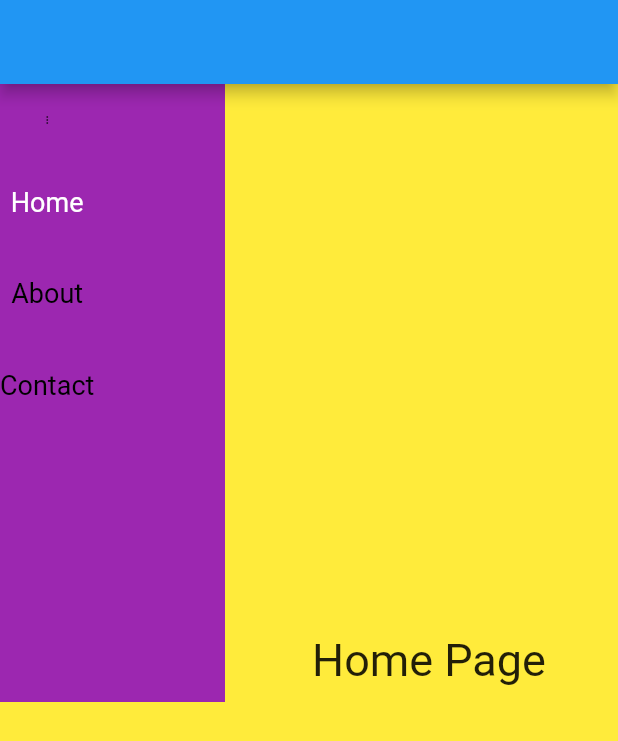
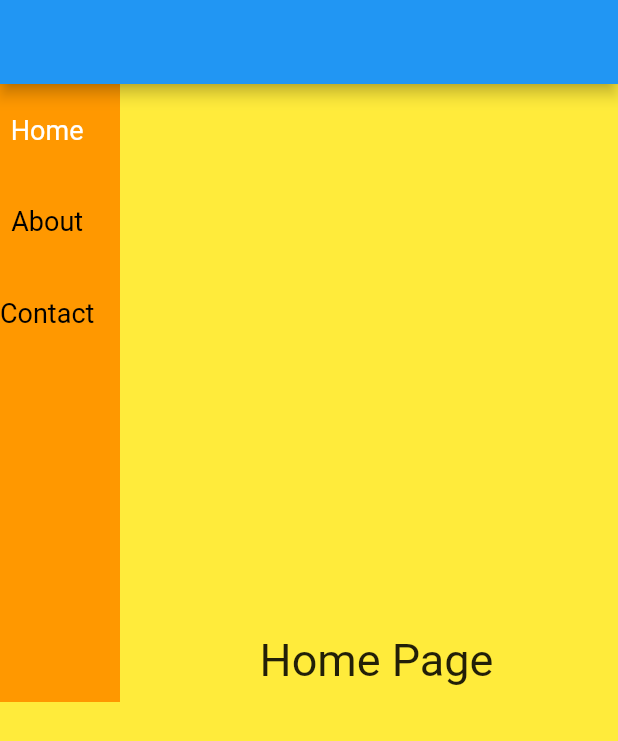
Before and after one commit to flutterweb2/webpwa, a Flutter app: the screen it shows after launch, on a phone screen of 412 x 824 dp. Shown: the top 741 px of the screen. Run offline on Flutter 3.47's test engine with Material 2 defaults, Android fonts, the phone set to English and light mode, and no system bars; missing offline and left inert: flutter_bootstrap, universal_html.

Commit message:
antes de crear icono menu

```diff
--- a/lib/widgets/interactive_nav_item_phone.dart
+++ /dev/null
@@ -1,55 +0,0 @@
-import 'package:flutter/gestures.dart';
-import 'package:flutter/material.dart';
-import 'package:universal_html/html.dart' as html;
-
-class InteractiveNavItemPhone extends MouseRegion {
-  static final appContainer =
-      html.window.document.querySelectorAll('flt-glass-pane')[0];
-
-  InteractiveNavItemPhone(
-      {Widget child, String text, String routeName, bool selected})
-      : super(
-          onHover: (PointerHoverEvent evt) {
-            appContainer.style.cursor = 'pointer';
-          },
-          onExit: (PointerExitEvent evt) {
-            appContainer.style.cursor = 'default';
-          },
-          child: IconButton(
-          icon: new Icon(Icons.more_vert),
-          tooltip: text,
-          onPressed: () {
-            (routeName) => routeName;
-          },
-        ),
-          // child: InteractiveTextPhone(
-          //   text: text,
-          //   routeName: routeName,
-          //   selected: selected,
-          // ),
-        );
-}
-
-// class InteractiveTextPhone extends StatefulWidget {
-//   final String text;
-//   final String routeName;
-//   final bool selected;
-
-//   const InteractiveTextPhone(
-//       {@required this.text, this.routeName, this.selected});
-
-//   @override
-//   InteractiveTextState createState() => InteractiveTextState();
-// }
-
-// class InteractiveTextState extends State<InteractiveTextPhone> {
-
-//   @override
-//   Widget build(BuildContext context) {
-//     return IconButton(
-//       icon: new Icon(Icons.more_vert),
-//       tooltip: widget.text,
-//       onPressed: () {},
-//     );
-//   }
-// }
--- a/lib/widgets/navigation_bar.dart
+++ b/lib/widgets/navigation_bar.dart
@@ -70,25 +70,13 @@ class _NavigationBarState extends State<NavigationBar> {
       alignment: Alignment.centerLeft,
       // width: MediaQuery.of(context).size.width,
       // height: 50,
-      width: 150,
+      width: 80,
       height: MediaQuery.of(context).size.height * 0.5,
-      color: Colors.purple,
+      color: Colors.orange,
       child: Column(
         mainAxisAlignment: MainAxisAlignment.start,
         mainAxisSize: MainAxisSize.max,
         children: [
-          IconButton(
-          icon: new Icon(Icons.more_vert), iconSize: 8,
-          tooltip: 'Home',
-          onPressed: () {
-            setState(() {
-
-              //selected[index] = !selected.elementAt(index);
-            });
-
-
-          },
-          ),
           NavigationItem(
             selected: index == 0,
             title: 'Home',
```
Also changed, not shown: lib/widgets/navigation_item.dart (+5 -4 lines).
